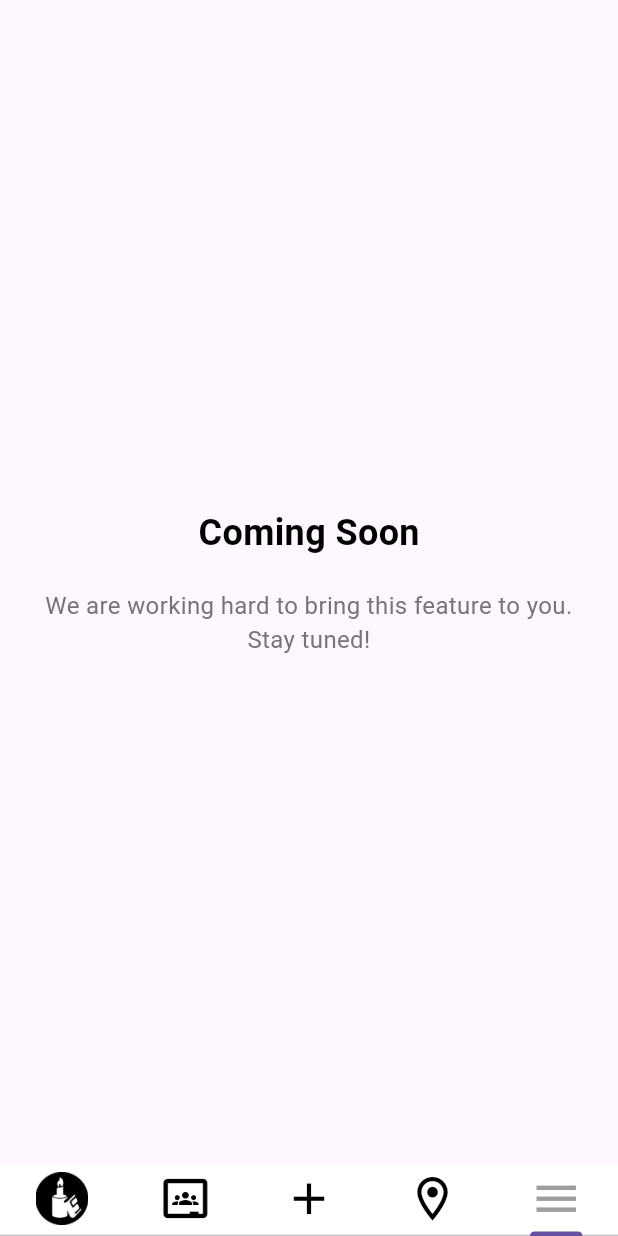
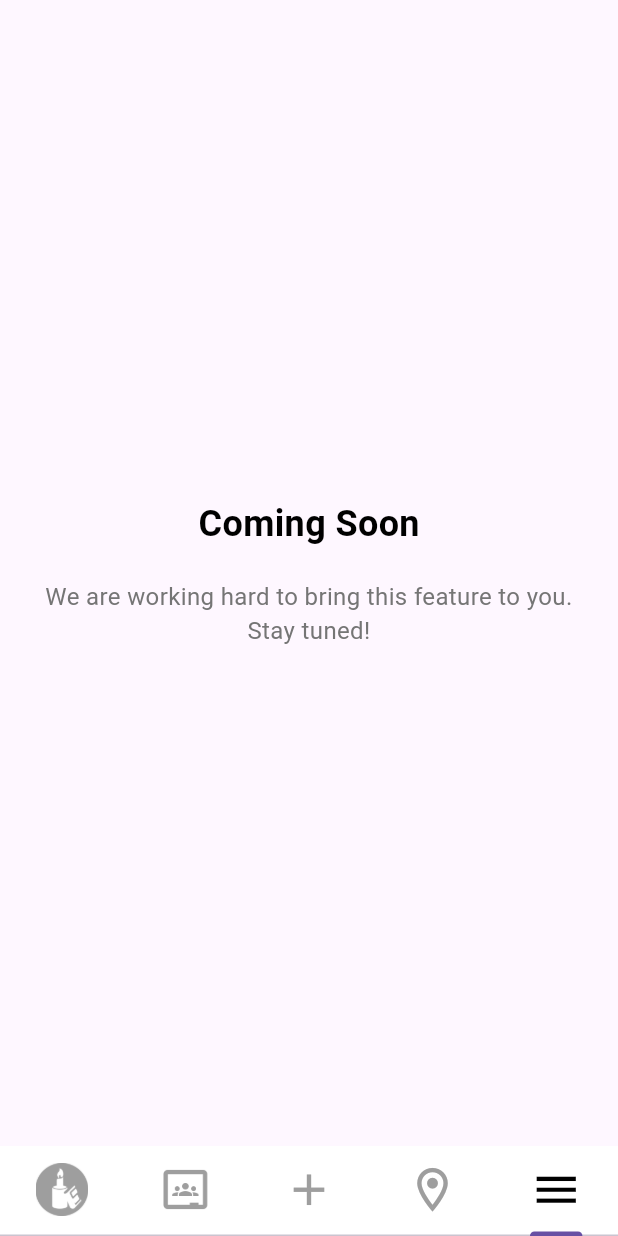
Before and after one commit to hasibul2hasan/my_seu, a Flutter app: the screen it shows after launch, item 5 of the bottom bar chosen, on a phone screen of 412 x 824 dp. Run offline on Flutter 3.47's test engine with Material 3 defaults, Android fonts, the light colour scheme and no system bars; our stand-ins replace geolocator, permission_handler, webview_flutter.

Commit message:
Refactor tab bar appearance

```diff
--- a/lib/screens/home_screen.dart
+++ b/lib/screens/home_screen.dart
@@ -100,6 +100,8 @@
           bottomNavigationBar: Material(
             elevation: 0,
             color: _appBarColor,
+            child: Container(
+              height: 60,
               child: TabBar(
                 controller: _tabController,
 
@@ -116,8 +118,8 @@
                             ? "assets/TabBarLogo/SeuTabBarLogoInver.png"
                             : "assets/TabBarLogo/SeuTabBarLogoInver.png",
                         color: _tabController.index == 0
-                          ? Colors.grey
-                          : Colors.black,
+                            ? Colors.black
+                            : Colors.grey,
                       ),
                     ),
                   ),
@@ -130,8 +132,8 @@
                             ? "assets/TabBarLogo/google_classroom_white.png"
                             : "assets/TabBarLogo/google_classroom_black.png",
                         color: _tabController.index == 1
-                          ? const Color.fromARGB(255, 0, 157, 42)
-                          : Colors.black,
+                            ? Colors.black
+                            : Colors.grey,
                       ),
                     ),
                   ),
@@ -141,8 +143,8 @@
                           ? Icons.add
                           : Icons.add, // Same icon for selected and unselected
                       color: _tabController.index == 2
-                        ? const Color.fromARGB(255, 129, 129, 129)
-                        : const Color.fromARGB(255, 0, 0, 0),
+                          ? Colors.black
+                          : Colors.grey,
                       size: 35,
                     ),
                   ),
@@ -153,8 +155,8 @@
                           : Icons
                               .location_on_outlined, // Same icon for selected and unselected
                       color: _tabController.index == 3
-                        ? const Color.fromARGB(255, 0, 0, 0)
-                        : const Color.fromARGB(255, 0, 0, 0),
+                          ? Colors.black
+                          : Colors.grey,
                       size: 35,
                     ),
                   ),
@@ -164,8 +166,8 @@
                           ? Icons.menu_sharp
                           : Icons.menu, // Same icon for selected and unselected
                       color: _tabController.index == 4
-                        ? Colors.grey
-                        : const Color.fromARGB(255, 0, 0, 0),
+                          ? Colors.black
+                          : Colors.grey,
                       size: 35,
                     ),
                   ),
@@ -181,6 +183,7 @@
             ),
           ),
         ),
+      ),
     );
   }
 }
```
Lines whose indentation alone changed are shown as unchanged.
